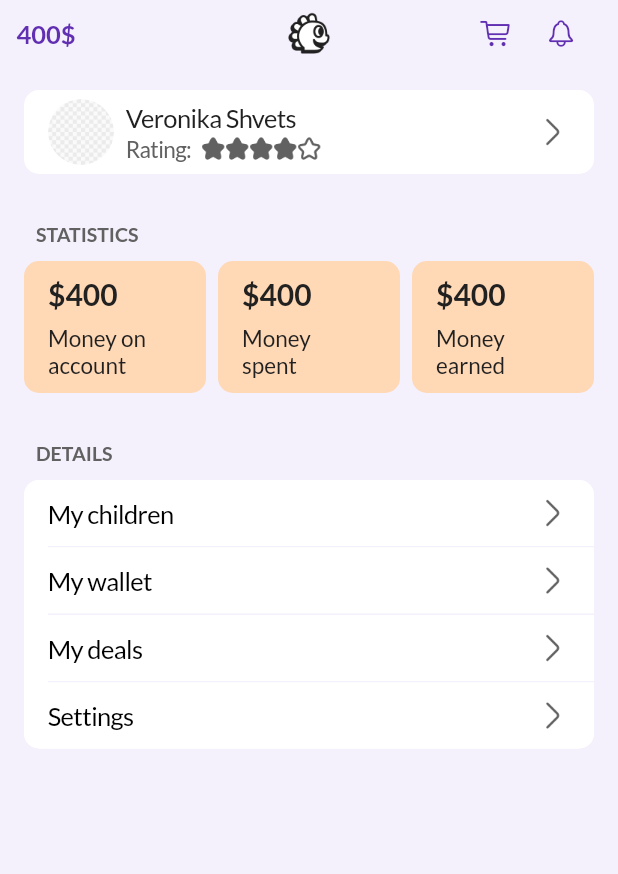
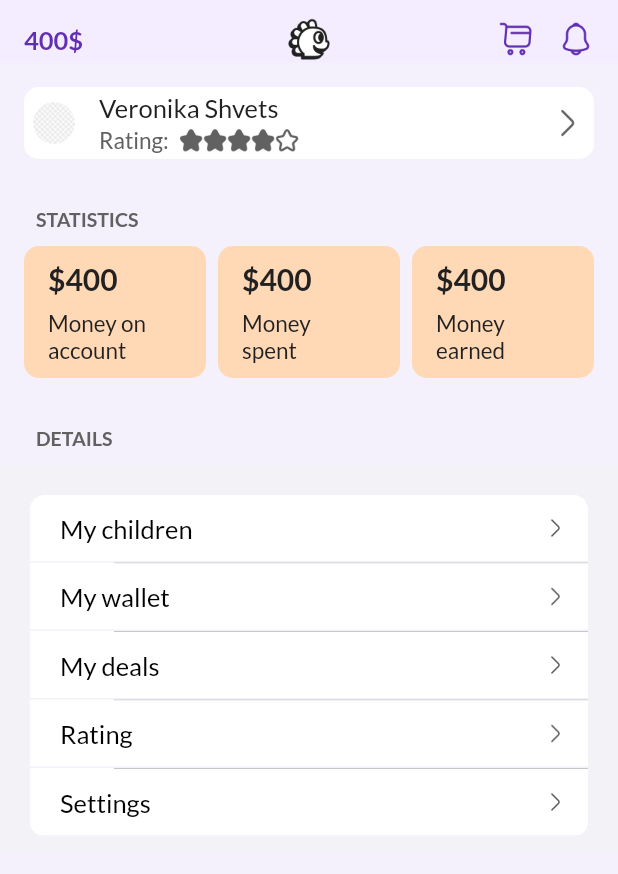
Before and after one commit to MrSanchezzzzz/kidbank.market, a Flutter app: the MyAccount screen opened by its route, on a phone screen of 412 x 824 dp. Shown: the top 874 px of the screen. Run offline on Flutter 3.47's test engine with Material 3 defaults, Android fonts, the phone set to English and light mode, and no system bars; our stand-ins replace adaptive_dialog, flutter_riverpod, go_router, hooks_riverpod, image_picker and 1 more; missing offline and left inert: dart:ffi.

Commit message:
Account page

```diff
--- a/lib/core/images.dart
+++ b/lib/core/images.dart
@@ -8,3 +8,4 @@ Image right_icon = Image.asset('assets/images/right_icon.png');
 Image full_star = Image.asset('assets/images/star.png', width: 16, height: 16,);
 Image star = Image.asset('assets/images/white_star.png');
 Image smsEdit=Image.asset('assets/images/sms_edit.png',width: 24,height: 24,);
+Image back=Image.asset('assets/images/back.png',width: 16,height: 16,);
--- a/lib/features/account/components/account_appbar.dart
+++ b/lib/features/account/components/account_appbar.dart
@@ -1,66 +1,57 @@
 import 'package:flutter/cupertino.dart';
 import 'package:kidbank/core/colors.dart';
 import 'package:kidbank/core/images.dart';
+
+import '../../../core/widgets/custom_text_field.dart';
 
 class AccountAppbar extends StatelessWidget {
   const AccountAppbar({super.key});
 
   @override
   Widget build(BuildContext context) {
-    return SizedBox(
-      height: 44,
-      child: Row(
+    return Container(
+      decoration: BoxDecoration(color: CupertinoTheme.of(context).barBackgroundColor),
+      padding: const EdgeInsets.only(left: 16, right: 16, bottom: 0, top: 10),
+      child: Column(
+        crossAxisAlignment: CrossAxisAlignment.stretch,
         children: [
-          Expanded(
-            child: Row(
-              children: [
-                Padding(
-                  padding: const EdgeInsets.symmetric(horizontal: 11),
-                  child: Text(
+          Stack(
+            alignment: Alignment.center,
+            children: [
+              Image.asset(
+                'assets/images/logo_shadow_black.png',
+                width: 32,
+                height: 32,
+              ),
+              Row(
+                mainAxisAlignment: MainAxisAlignment.spaceBetween,
+                children: [
+                  //TODO assert money string length <16
+                  Text(
                     '400\$',
-                    style: CupertinoTheme.of(context).textTheme.navActionTextStyle.copyWith(
-                      fontWeight: FontWeight.bold,
-                      color: Colors.purple600
-                    ),
+                    style: CupertinoTheme.of(context)
+                        .textTheme
+                        .textStyle
+                        .copyWith(fontWeight: FontWeight.w700, color: Colors.purple600),
                   ),
-                ),
-              ],
-            ),
-          ),
-          SizedBox(
-            width: 32,
-            height: 32,
-            child: logo_shadow_black,
-          ),
-          Expanded(
-            child: Row(
-              mainAxisAlignment: MainAxisAlignment.end,
-              children: [
-                Padding(
-                  padding: const EdgeInsets.only(right: 16),
-                  child: Row(
+                  Row(
                     children: [
-                      CupertinoButton(
-                        padding: EdgeInsets.zero,
-                        onPressed: () {},
-                        child: Icon(
-                          CupertinoIcons.shopping_cart,
-                          color: Colors.purple600,
-                        ),
-                      ),
-                      CupertinoButton(
-                        padding: EdgeInsets.zero,
-                        onPressed: () {},
-                        child: Icon(
-                          CupertinoIcons.bell,
-                          color: Colors.purple600,
-                        ),
-                      ),
+                      GestureDetector(
+                          onTap: () {
+                            //TODO shopping cart onTap
+                          },
+                          child: Image.asset('assets/images/shopping_cart.png', width: 24, height: 24)),
+                      const SizedBox(width: 16),
+                      GestureDetector(
+                          onTap: () {
+                            //TODO notification onTap
+                          },
+                          child: Image.asset('assets/images/notification.png', width: 24, height: 24)),
                     ],
                   ),
-                ),
-              ],
-            ),
+                ],
+              )
+            ],
           ),
         ],
       ),
--- a/lib/features/account/components/account_main.dart
+++ b/lib/features/account/components/account_main.dart
@@ -39,46 +39,32 @@ class _AccountMainState extends State<AccountMain> {
 
   @override
   Widget build(BuildContext context) {
-    return CupertinoButton(
-      onPressed: () => _onTap(context),
+    return Padding(
+      padding: const EdgeInsets.symmetric(horizontal: 16, vertical: 16),
+      child: ClipRRect(
+        borderRadius: BorderRadius.circular(10),
+        child: Container(
+          color: Colors.white100,
+          child: Padding(
+            padding: const EdgeInsets.symmetric(horizontal: 6),
+            child: CupertinoListTile(
+              onTap: () => _onTap(context),
               padding: EdgeInsets.zero,
-      child: Padding(
-        padding: const EdgeInsets.symmetric(vertical: 16.0, horizontal: 16),
-        child: Container(
-          height: 56,
-          padding: const EdgeInsets.only(right: 16),
-          decoration: BoxDecoration(
-            color: Colors.white100,
-            borderRadius: BorderRadius.circular(10.0),
-          ),
-          child: Padding(
-            padding: const EdgeInsets.all(0),
-            child: Row(
-              children: [
-                Padding(
-                  padding: const EdgeInsets.only(left: 16),
-                  child: ClipOval(
-                    child: SizedBox(
-                      width: 44,
-                      height: 44,
+              leading: ClipOval(
                 child: account_photo,
               ),
-                  ),
-                ),
-                const SizedBox(width: 8),
-                Expanded(
-                  child: Column(
-                    crossAxisAlignment: CrossAxisAlignment.start,
-                    mainAxisAlignment: MainAxisAlignment.center,
-                    children: [
-                      Text(
+              title: Text(
                 '$name $surname',
                 style: CupertinoTheme.of(context).textTheme.textStyle.copyWith(
                   color: Colors.grey500,
                 ),
               ),
-                      const SizedBox(height: 2,),
-                      Row(
+              trailing: SizedBox(
+                width: 24,
+                height: 24,
+                child: right_icon,
+              ),
+              subtitle: Row(
                 children: [
                   Text(
                     'Rating: ',
@@ -95,15 +81,6 @@ class _AccountMainState extends State<AccountMain> {
                   SizedBox(width: 16, height: 16, child: star),
                 ],
               ),
-                    ],
-                  ),
-                ),
-                SizedBox(
-                  width: 24,
-                  height: 24,
-                  child: right_icon,
-                ),
-              ],
             ),
           ),
         ),
--- a/lib/features/account/components/details.dart
+++ b/lib/features/account/components/details.dart
@@ -5,14 +5,12 @@ import '../../../core/images.dart';
 class Details extends StatelessWidget {
   @override
   Widget build(BuildContext context) {
-    return Padding(
-      padding: const EdgeInsets.symmetric(horizontal: 16),
-      child: Column(
+    return Column(
         crossAxisAlignment: CrossAxisAlignment.start,
         children: [
           const SizedBox(height: 16,),
           Padding(
-            padding: const EdgeInsets.only(left: 0, top: 16, right: 8, bottom: 0),
+            padding: const EdgeInsets.only(left: 16, top: 16, right: 8, bottom: 0),
             child: Container(
               height: 26,
               padding: const EdgeInsets.only(left: 8),
@@ -28,72 +26,45 @@ class Details extends StatelessWidget {
           ),
           Container(
             decoration: BoxDecoration(
-              color: Colors.white100,
-              borderRadius: BorderRadius.circular(10)
+              borderRadius: BorderRadius.circular(10),
             ),
-            child: Column(
+            child: CupertinoListSection.insetGrouped(
               children: [
-                _buildDetailsItem(context, 'My children', true, false),
-                _buildDivider(context),
-                _buildDetailsItem(context, 'My wallet', false, false),
-                _buildDivider(context),
-                _buildDetailsItem(context, 'My deals', false, false),
-                _buildDivider(context),
-                _buildDetailsItem(context, 'Settings', false, true),
+                _buildDetailsItem(context, 'My children'),
+                _buildDetailsItem(context, 'My wallet'),
+                _buildDetailsItem(context, 'My deals'),
+                _buildDetailsItem(context, 'Rating'),
+                _buildDetailsItem(context, 'Settings'),
               ],
             ),
           ),
         ],
-      ),
     );
   }
 
-  Widget _buildDetailsItem(BuildContext context, String title, bool isFirst, bool isLast) {
-    return CupertinoButton(
-      padding: EdgeInsets.zero,
-      onPressed: () {
-        print('$title pressed');
-      },
-      child: Container(
-        height: 44,
+  Widget _buildDetailsItem(BuildContext context, String title) {
+    return Container(
       decoration: BoxDecoration(
         color: Colors.white100,
-          borderRadius: BorderRadius.only(
-            topLeft: Radius.circular(isFirst ? 10 : 0),
-            topRight: Radius.circular(isFirst ? 10 : 0),
-            bottomLeft: Radius.circular(isLast ? 10 : 0),
-            bottomRight: Radius.circular(isLast ? 10 : 0),
+        border: Border(
+          bottom: BorderSide(
+            color: CupertinoTheme.of(context).scaffoldBackgroundColor,
           ),
         ),
-        child: Padding(
-          padding: const EdgeInsets.symmetric(horizontal: 16),
-          child: Row(
-            mainAxisAlignment: MainAxisAlignment.spaceBetween,
-            children: [
-              Text(
+      ),
+      child: CupertinoListTile(
+        title: Text(
           title,
           style: CupertinoTheme.of(context).textTheme.textStyle.copyWith(
             fontSize: 17,
             fontWeight: FontWeight.w400,
           ),
         ),
-            SizedBox(
-              child: right_icon,
-              width: 24,
-              height: 24,
-              ),
-            ],
-          ),
-        ),
+        trailing: SizedBox(height: 16, width: 16, child: right_icon),
+        onTap: () {
+          print('$title pressed');
+        },
       ),
     );
   }
-
-  Widget _buildDivider(BuildContext context) {
-    return Container(
-      height: 1,
-      color: CupertinoTheme.of(context).scaffoldBackgroundColor,
-      margin: const EdgeInsets.only(left: 16)
-    );
 }
-}
--- /dev/null
+++ b/lib/features/account/components/info_appbar.dart
@@ -0,0 +1,22 @@
+import 'package:flutter/cupertino.dart';
+import 'package:kidbank/core/widgets/main_back_button.dart';
+
+
+class InfoAppbar extends StatelessWidget {
+  const InfoAppbar({super.key});
+
+  @override
+  Widget build(BuildContext context) {
+    return CupertinoNavigationBar(
+      leading: const MainBackButton(label: 'Back'),
+      middle: Text(
+        'Profile',
+        style: CupertinoTheme.of(context).textTheme.navTitleTextStyle.copyWith(
+          color: CupertinoColors.black,
+        ),
+      ),
+      backgroundColor: CupertinoTheme.of(context).scaffoldBackgroundColor,
+      border: const Border(bottom: BorderSide.none),
+    );
+  }
+}
--- a/lib/features/account/presentation/screens/account_info.dart
+++ b/lib/features/account/presentation/screens/account_info.dart
@@ -1,10 +1,9 @@
 import 'package:flutter/cupertino.dart';
 import 'package:kidbank/core/colors.dart';
-import 'package:kidbank/core/images.dart';
 import 'package:kidbank/core/widgets/custom_text_field.dart';
 import 'package:kidbank/core/widgets/main_button.dart';
 
-import '../../../../core/widgets/main_back_button.dart';
+import '../../components/info_appbar.dart';
 
 class AccountInfo extends StatefulWidget {
   final TextEditingController nameController;
@@ -32,7 +31,6 @@ class _AccountInfoState extends State<AccountInfo> {
   }
 
   void _confirmChanges() {
-    //TODO create riverpod for user
     Navigator.pop(context, {
       'name': widget.nameController.text,
       'surname': widget.surnameController.text,
@@ -52,37 +50,30 @@ class _AccountInfoState extends State<AccountInfo> {
   @override
   Widget build(BuildContext context) {
     return CupertinoPageScaffold(
-      navigationBar: CupertinoNavigationBar(
-        leading: const MainBackButton(label: 'Back',),
-        middle: Text(
-          'Profile',
-          style: CupertinoTheme.of(context).textTheme.navTitleTextStyle,
-        ),
-        border: const Border(bottom: BorderSide.none),
-      ),
+      backgroundColor: CupertinoTheme.of(context).scaffoldBackgroundColor,
+      child: SafeArea(
         child: Column(
+          crossAxisAlignment: CrossAxisAlignment.start,
           children: [
+            const InfoAppbar(),
             Padding(
-            padding: const EdgeInsets.all(16),
+              padding: const EdgeInsets.symmetric(horizontal: 16, vertical: 16),
               child: Column(
                 children: [
                   CustomTextField(
                     label: 'Name',
                     controller: widget.nameController,
-                  readOnly: !_isEditing,
-                  required: true,
+                    enabled: _isEditing,
                   ),
                   CustomTextField(
                     label: 'Surname',
                     controller: widget.surnameController,
-                  readOnly: !_isEditing,
+                    enabled: _isEditing,
                   ),
                   CustomTextField(
                     label: 'Email',
                     controller: widget.emailController,
-                  readOnly: !_isEditing,
-                  required: true,
-                  suffixBuilder: (context,state,isError)=>smsEdit,
+                    enabled: _isEditing,
                   ),
                 ],
               ),
@@ -115,6 +106,7 @@ class _AccountInfoState extends State<AccountInfo> {
             ),
           ],
         ),
+      ),
     );
   }
 }
```
Also changed, not shown: lib/core/routes.dart (+9 -2 lines), lib/core/widgets/custom_text_field.dart (indentation only). Lines whose indentation alone changed are shown as unchanged.
